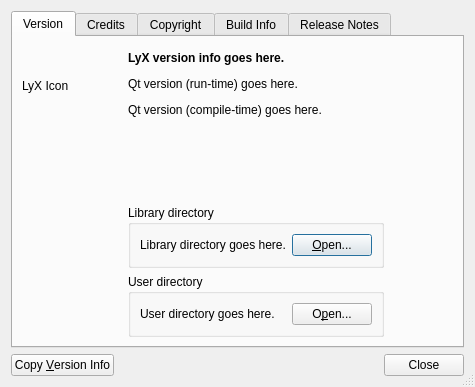
The window that src/frontends/qt/ui/AboutUi.ui (cburschka/lyx) describes before a commit, drawn with Qt 5.
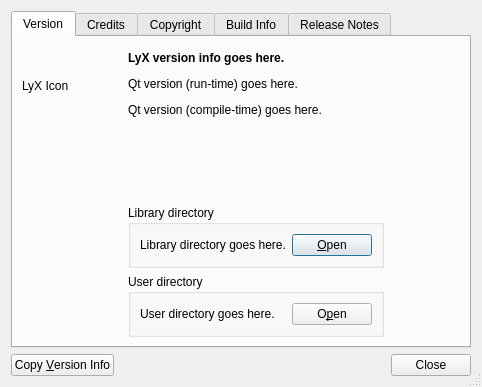
The same window after the commit.

Commit message: Remove elipses from "Open" buttons in About LyX dialog. Fixes #12019.

```diff
--- a/src/frontends/qt/ui/AboutUi.ui
+++ b/src/frontends/qt/ui/AboutUi.ui
@@ -6,7 +6,7 @@
    <rect>
     <x>0</x>
     <y>0</y>
-    <width>475</width>
+    <width>482</width>
     <height>387</height>
    </rect>
   </property>
@@ -162,7 +162,7 @@
                <string>Open library directory in file browser</string>
               </property>
               <property name="text">
-               <string>&amp;Open...</string>
+               <string>&amp;Open</string>
               </property>
              </widget>
             </item>
@@ -231,7 +231,7 @@
                <string>Open user directory in file browser</string>
               </property>
               <property name="text">
-               <string>O&amp;pen...</string>
+               <string>O&amp;pen</string>
               </property>
               <property name="flat">
                <bool>false</bool>
```
